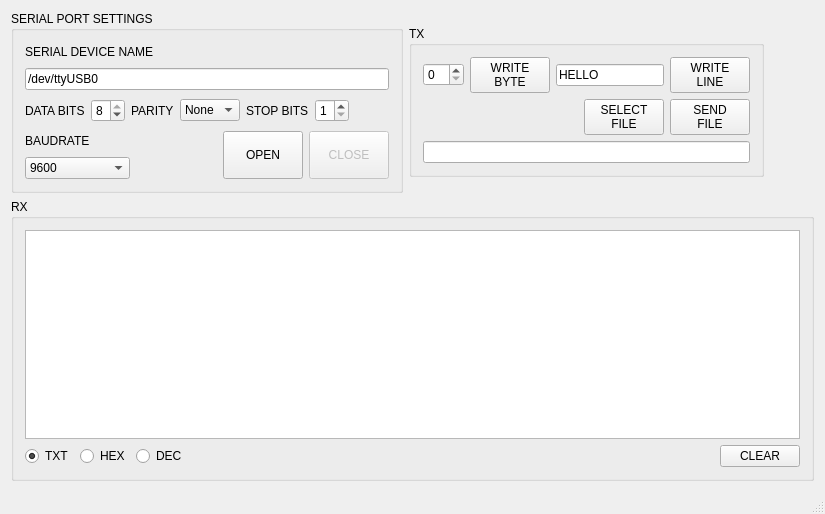
Above: mainWindow.ui from farm2440/SerialDemo before the change. Below: the same form after it.
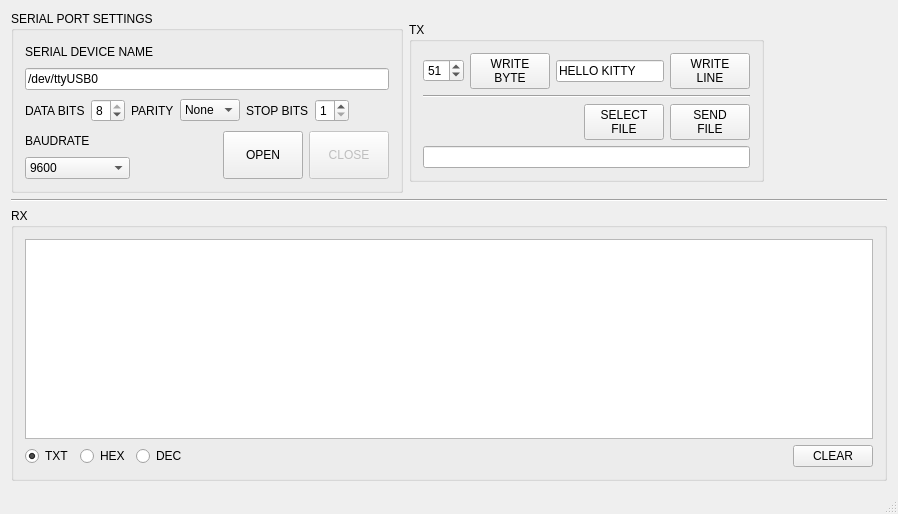
That is the form after the change. Icons and pictures are not drawn.

```diff
--- a/mainWindow.ui
+++ b/mainWindow.ui
@@ -6,7 +6,7 @@
    <rect>
     <x>0</x>
     <y>0</y>
-    <width>825</width>
+    <width>898</width>
     <height>514</height>
    </rect>
   </property>
@@ -322,7 +322,11 @@
            <item>
             <layout class="QHBoxLayout" name="horizontalLayout_8">
              <item>
-              <widget class="QSpinBox" name="spinWriteByte"/>
+              <widget class="QSpinBox" name="spinWriteByte">
+               <property name="value">
+                <number>51</number>
+               </property>
+              </widget>
              </item>
              <item>
               <widget class="QPushButton" name="pbWriteByte">
@@ -339,7 +343,7 @@
              <item>
               <widget class="QLineEdit" name="lineWriteLine">
                <property name="text">
-                <string>HELLO</string>
+                <string>HELLO KITTY</string>
                </property>
               </widget>
              </item>
@@ -355,6 +359,13 @@
            </item>
           </layout>
          </item>
+         <item>
+          <widget class="Line" name="line">
+           <property name="orientation">
+            <enum>Qt::Horizontal</enum>
+           </property>
+          </widget>
+         </item>
          <item>
           <layout class="QHBoxLayout" name="horizontalLayout_11">
            <item>
@@ -389,7 +400,13 @@
           </layout>
          </item>
          <item>
-          <widget class="QLineEdit" name="lineEdit">
+          <widget class="QLineEdit" name="lineFileName">
+           <property name="minimumSize">
+            <size>
+             <width>300</width>
+             <height>0</height>
+            </size>
+           </property>
            <property name="readOnly">
             <bool>true</bool>
            </property>
@@ -413,6 +430,13 @@
       </item>
      </layout>
     </item>
+    <item>
+     <widget class="Line" name="line_2">
+      <property name="orientation">
+       <enum>Qt::Horizontal</enum>
+      </property>
+     </widget>
+    </item>
     <item>
      <widget class="QGroupBox" name="groupBox_2">
       <property name="sizePolicy">
```
Left out of the diff: 4 changed lines with no effect on the pictures.
